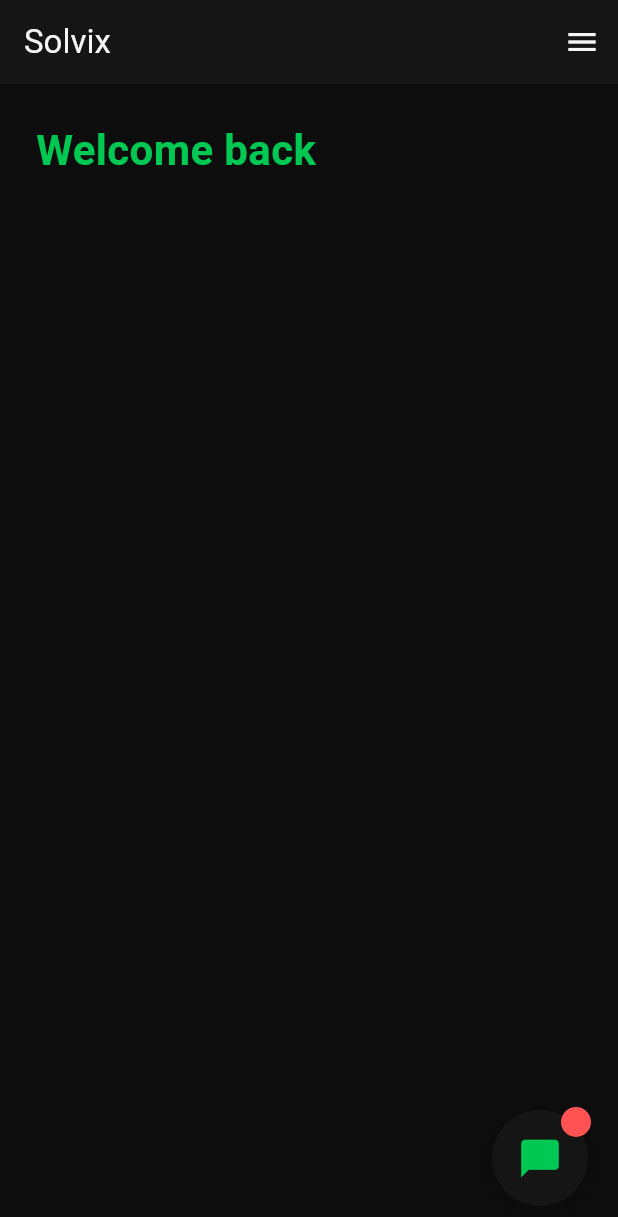
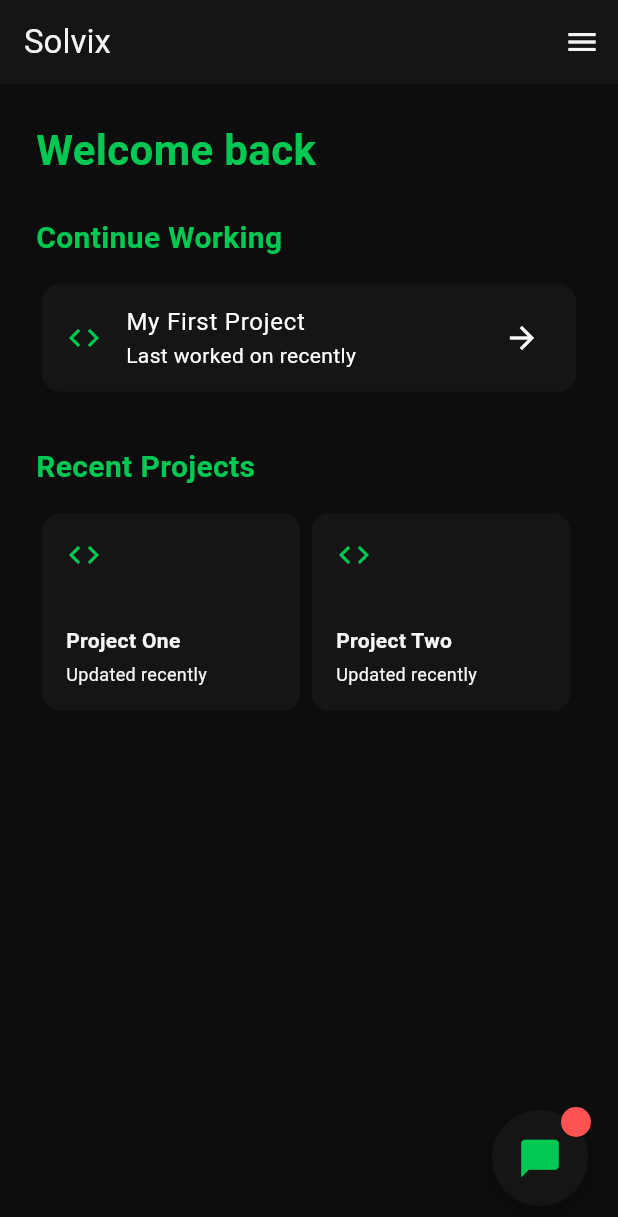
Before and after one commit to chancenotaro/Solvix, a Flutter app: the screen it shows after launch, on a phone screen of 412 x 824 dp. Shown: the top 1217 px of the screen. Run offline on Flutter 3.47's test engine with Material 3 defaults, Android fonts, the phone set to English and light mode, and no system bars.

Commit message:
Added home screen visuals

```diff
--- a/lib/pages/home_page.dart
+++ b/lib/pages/home_page.dart
@@ -1,10 +1,17 @@
 import 'package:flutter/material.dart';
+
+
 
 class HomePage extends StatelessWidget {
   const HomePage({super.key});
 
+
+
   @override
   Widget build(BuildContext context) {
+
+    Color primaryColor = Theme.of(context).colorScheme.primary;
+
     return SingleChildScrollView(
       child: Padding(
         padding: const EdgeInsets.all(24),
@@ -16,7 +23,56 @@ class HomePage extends StatelessWidget {
               style: TextStyle(
                 fontSize: 28,
                 fontWeight: FontWeight.bold,
-                color: Theme.of(context).colorScheme.primary,
+                color: primaryColor,
+              ),
+            ),
+            const SizedBox(height: 24),
+
+            Text(
+              'Continue Working',
+              style: TextStyle(
+                fontSize: 20,
+                fontWeight: FontWeight.bold,
+                color: primaryColor,
+              ),
+            ),
+
+            const SizedBox(height: 12),
+
+            Card(
+              child: ListTile(
+                leading: Icon(
+                  Icons.code,
+                  color: primaryColor,
+                ),
+                title: const Text('My First Project'),
+                subtitle: const Text('Last worked on recently'),
+                trailing: const Icon(Icons.arrow_forward),
+              )
+            ),
+
+            const SizedBox(height: 32),
+
+            Text(
+              'Recent Projects',
+              style: TextStyle(
+                fontSize: 20,
+                fontWeight: FontWeight.bold,
+                color: primaryColor,
+              ),
+            ),
+
+            const SizedBox(height: 12),
+
+            SizedBox(
+              height: 140,
+              child: ListView(
+                scrollDirection: Axis.horizontal,
+                children: [
+                  _projectCard(context, 'Project One'),
+                  _projectCard(context, 'Project Two'),
+                  _projectCard(context, 'Project Three'),
+                ],
               ),
             ),
           ],
@@ -24,4 +80,44 @@ class HomePage extends StatelessWidget {
       ),
     );
   }
+
+
+  Widget _projectCard(BuildContext context, String name){
+    Color primaryColor = Theme.of(context).colorScheme.primary;
+
+    return SizedBox(
+      width: 180,
+      child: Card(
+        child: Padding(
+          padding: const EdgeInsets.all(16),
+          child: Column(
+            crossAxisAlignment: CrossAxisAlignment.start,
+            children: [
+              Icon(
+                Icons.code,
+                color: primaryColor,
+              ),
+
+              const Spacer(),
+              Text(
+                name,
+                style: const TextStyle(
+                  fontWeight: FontWeight.bold,
+                ),
+              ),
+
+              const SizedBox(height: 4),
+
+              const Text(
+                'Updated recently',
+                style: TextStyle(
+                  fontSize: 12,
+                ),
+              ),
+            ],
+          ),
+        ),
+      ),
+    );
+  }
 }
```
